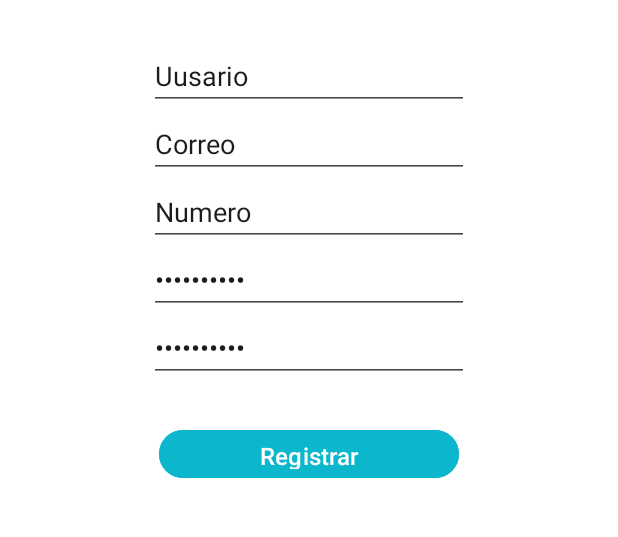
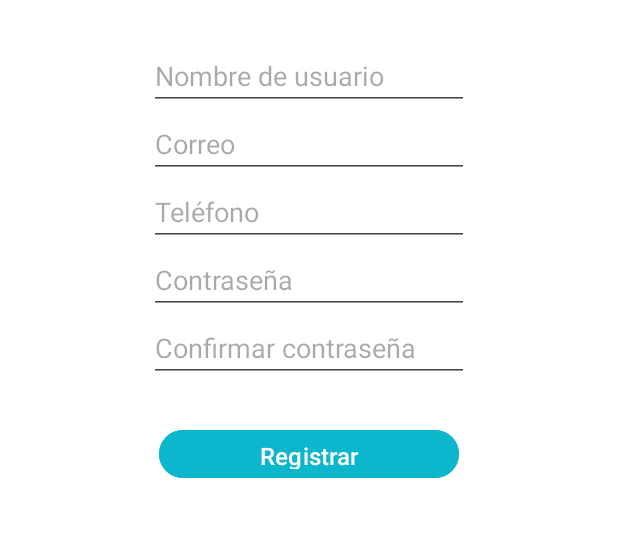
Before and after one commit to IamBr4vo/Mobile_Project, an Android app: the screen it shows after launch (MainActivity), after a tap on "Registrate aqui!", on a phone screen of 412 x 824 dp, the part 571-1108 px from its top. Run offline under Robolectric (Android 15) with nearby library versions, the phone set to English and light mode, and no system bars.

Commit message:
create DatabaseHelper to add new users and login functionality

```diff
--- a/app/src/main/AndroidManifest.xml
+++ b/app/src/main/AndroidManifest.xml
@@ -21,6 +21,7 @@
                 <category android:name="android.intent.category.LAUNCHER" />
             </intent-filter>
         </activity>
+        <activity android:name=".DashboardActivity" />
     </application>
 
 </manifest>
--- a/app/src/main/java/com/example/innovalink/MainActivity.kt
+++ b/app/src/main/java/com/example/innovalink/MainActivity.kt
@@ -1,39 +1,98 @@
 package com.example.innovalink
 
+import android.content.Intent
 import android.os.Bundle
 import android.widget.Button
+import android.widget.EditText
 import android.widget.TextView
+import android.widget.Toast
 import androidx.appcompat.app.AppCompatActivity
 
 class MainActivity : AppCompatActivity() {
 
-    private var isInLoginView = true // Para rastrear el estado actual del layout
+    private lateinit var dbHelper: DatabaseHelper // Instancia de la base de datos
 
     override fun onCreate(savedInstanceState: Bundle?) {
         super.onCreate(savedInstanceState)
 
+        dbHelper = DatabaseHelper(this) // Inicializar la base de datos
+
         // Cargar el diseño inicial (login.xml)
         setContentView(R.layout.login)
+
         setupLoginView()
     }
 
     private fun setupLoginView() {
-        // Configurar el evento para ir a register.xml
         val txtRegister = findViewById<TextView>(R.id.txtregister)
+        val btnLogin = findViewById<Button>(R.id.btnLogin)
+        val txtEmail = findViewById<EditText>(R.id.txtEmailLogin)
+        val txtPassword = findViewById<EditText>(R.id.txtPasswordLogin)
+
+        // Configurar el evento para ir al registro
         txtRegister.setOnClickListener {
-            // Cambiar al diseño de register.xml
             setContentView(R.layout.register)
             setupRegisterView() // Configurar el layout de registro
+        }
+
+        // Configurar el evento de login
+        btnLogin.setOnClickListener {
+            val email = txtEmail.text.toString().trim()
+            val password = txtPassword.text.toString()
+
+            if (email.isEmpty() || password.isEmpty()) {
+                Toast.makeText(this, "Por favor completa todos los campos", Toast.LENGTH_SHORT).show()
+            } else {
+                // Validar el usuario en la base de datos
+                if (dbHelper.checkUser(email, password)) {
+                    Toast.makeText(this, "Inicio de sesión exitoso", Toast.LENGTH_SHORT).show()
+                    val intent = Intent(this, DashboardActivity::class.java)
+                    startActivity(intent)
+                    finish()
+                } else {
+                    Toast.makeText(this, "Credenciales incorrectas", Toast.LENGTH_SHORT).show()
+                }
+            }
         }
     }
 
     private fun setupRegisterView() {
-        // Configurar el evento para volver a login.xml
+        val btnRegister = findViewById<Button>(R.id.btnRegister)
         val btnGoBack = findViewById<Button>(R.id.btnExit)
+        val txtName = findViewById<EditText>(R.id.txtName)
+        val txtEmail = findViewById<EditText>(R.id.txtEmail)
+        val txtPhone = findViewById<EditText>(R.id.txtPhone)
+        val txtPassword = findViewById<EditText>(R.id.txtPassword)
+        val txtPasswordConf = findViewById<EditText>(R.id.txtPasswordConf)
+
+        // Configurar el evento de registro
+        btnRegister.setOnClickListener {
+            val name = txtName.text.toString().trim()
+            val email = txtEmail.text.toString().trim()
+            val phone = txtPhone.text.toString().trim()
+            val password = txtPassword.text.toString()
+            val confirmPassword = txtPasswordConf.text.toString()
+
+            if (name.isEmpty() || email.isEmpty() || phone.isEmpty() || password.isEmpty() || confirmPassword.isEmpty()) {
+                Toast.makeText(this, "Por favor completa todos los campos", Toast.LENGTH_SHORT).show()
+            } else if (password != confirmPassword) {
+                Toast.makeText(this, "Las contraseñas no coinciden", Toast.LENGTH_SHORT).show()
+            } else {
+                // Insertar usuario en la base de datos
+                if (dbHelper.insertUser(name, email, phone, password)) {
+                    Toast.makeText(this, "Usuario registrado exitosamente", Toast.LENGTH_SHORT).show()
+                    setContentView(R.layout.login) // Volver al login
+                    setupLoginView()
+                } else {
+                    Toast.makeText(this, "Error al registrar el usuario", Toast.LENGTH_SHORT).show()
+                }
+            }
+        }
+
+        // Configurar el botón para volver al login
         btnGoBack.setOnClickListener {
-            // Cambiar de vuelta al diseño de login.xml
             setContentView(R.layout.login)
-            setupLoginView() // Configurar el layout de login
+            setupLoginView()
         }
     }
 }
--- a/app/src/main/res/layout/login.xml
+++ b/app/src/main/res/layout/login.xml
@@ -45,7 +45,7 @@
             tools:srcCompat="@drawable/logo" />
 
         <EditText
-            android:id="@+id/editTextTextEmailAddress2"
+            android:id="@+id/txtEmailLogin"
             android:layout_width="wrap_content"
             android:layout_height="wrap_content"
             android:drawableTint="#050505"
@@ -55,7 +55,7 @@
             android:inputType="textEmailAddress" />
 
         <EditText
-            android:id="@+id/editTextTextPassword2"
+            android:id="@+id/txtPasswordLogin"
             android:layout_width="wrap_content"
             android:layout_height="wrap_content"
             android:backgroundTint="#000000"
@@ -71,7 +71,7 @@
             android:layout_height="10dp" />
 
         <Button
-            android:id="@+id/button2"
+            android:id="@+id/btnLogin"
             android:layout_width="wrap_content"
             android:layout_height="wrap_content"
             android:backgroundTint="#0CB6CC"
--- a/app/src/main/res/layout/register.xml
+++ b/app/src/main/res/layout/register.xml
@@ -70,49 +70,47 @@
             android:layout_width="wrap_content"
             android:layout_height="wrap_content"
             android:ems="10"
-            android:inputType="text"
-            android:text="Uusario" />
+            android:hint="Nombre de usuario"
+            android:inputType="text" />
 
         <EditText
             android:id="@+id/txtEmail"
             android:layout_width="wrap_content"
             android:layout_height="wrap_content"
             android:ems="10"
-            android:inputType="textEmailAddress"
-            android:text="Correo" />
+            android:hint="Correo"
+            android:inputType="textEmailAddress" />
 
         <EditText
             android:id="@+id/txtPhone"
             android:layout_width="wrap_content"
             android:layout_height="wrap_content"
             android:ems="10"
-            android:inputType="phone"
-            android:text="Numero" />
+            android:hint="Teléfono"
+            android:inputType="phone" />
 
         <EditText
             android:id="@+id/txtPassword"
             android:layout_width="wrap_content"
             android:layout_height="wrap_content"
             android:ems="10"
-            android:inputType="textPassword"
-            android:text="Contraseña"
-            tools:text="Contraseña" />
+            android:hint="Contraseña"
+            android:inputType="textPassword" />
 
         <EditText
             android:id="@+id/txtPasswordConf"
             android:layout_width="wrap_content"
             android:layout_height="wrap_content"
             android:ems="10"
-            android:inputType="textPassword"
-            android:text="Contraseña"
-            tools:text="Contraseña" />
+            android:hint="Confirmar contraseña"
+            android:inputType="textPassword" />
 
         <Space
             android:layout_width="match_parent"
             android:layout_height="28dp" />
 
         <Button
-            android:id="@+id/button"
+            android:id="@+id/btnRegister"
             android:layout_width="200sp"
             android:layout_height="40sp"
             android:backgroundTint="#0CB6CC"
```
Also changed, not shown: app/src/main/java/com/example/innovalink/DashboardActivity.kt (+11 -1 lines), app/src/main/java/com/example/innovalink/DatabaseHelper.kt (+61 -2 lines), 1 other file.
